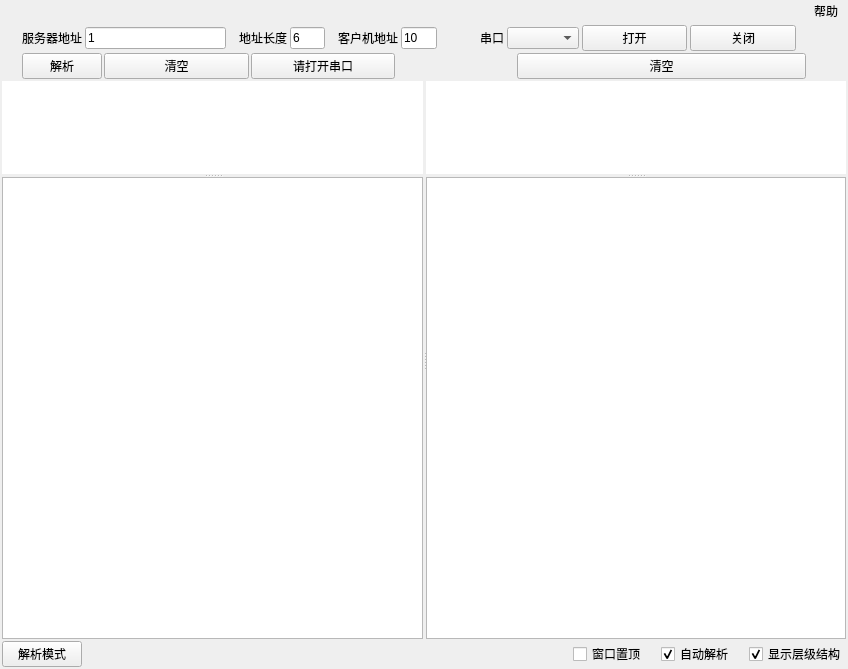
Old version of the form UI/serial_window.ui in the repository KayFelicities/698trans.
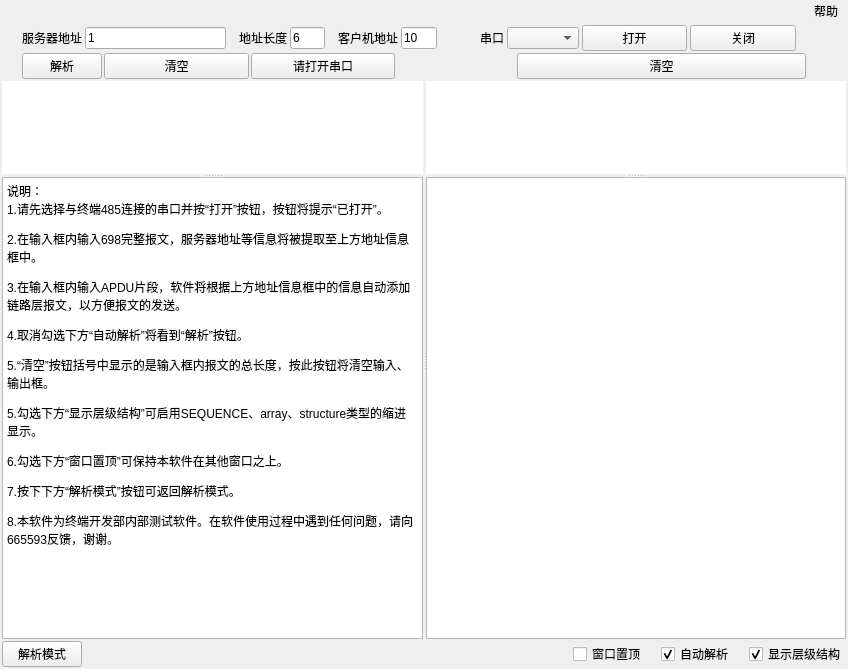
New version of the form. Icons and pictures are not drawn.

Diff of the .ui file:
```diff
--- a/UI/serial_window.ui
+++ b/UI/serial_window.ui
@@ -444,7 +444,16 @@
 &lt;html&gt;&lt;head&gt;&lt;meta name=&quot;qrichtext&quot; content=&quot;1&quot; /&gt;&lt;style type=&quot;text/css&quot;&gt;
 p, li { white-space: pre-wrap; }
 &lt;/style&gt;&lt;/head&gt;&lt;body style=&quot; font-family:'SimSun'; font-size:9pt; font-weight:400; font-style:normal;&quot;&gt;
-&lt;p style=&quot;-qt-paragraph-type:empty; margin-top:12px; margin-bottom:12px; margin-left:0px; margin-right:0px; -qt-block-indent:0; text-indent:0px;&quot;&gt;&lt;br /&gt;&lt;/p&gt;&lt;/body&gt;&lt;/html&gt;</string>
+&lt;p style=&quot; margin-top:0px; margin-bottom:0px; margin-left:0px; margin-right:0px; -qt-block-indent:0; text-indent:0px;&quot;&gt;说明：&lt;/p&gt;
+&lt;p style=&quot; margin-top:0px; margin-bottom:0px; margin-left:0px; margin-right:0px; -qt-block-indent:0; text-indent:0px;&quot;&gt;1.请先选择与终端485连接的串口并按“打开”按钮，按钮将提示“已打开”。&lt;/p&gt;
+&lt;p style=&quot; margin-top:12px; margin-bottom:12px; margin-left:0px; margin-right:0px; -qt-block-indent:0; text-indent:0px;&quot;&gt;2.在输入框内输入698完整报文，服务器地址等信息将被提取至上方地址信息框中。&lt;/p&gt;
+&lt;p style=&quot; margin-top:12px; margin-bottom:12px; margin-left:0px; margin-right:0px; -qt-block-indent:0; text-indent:0px;&quot;&gt;3.在输入框内输入APDU片段，软件将根据上方地址信息框中的信息自动添加链路层报文，以方便报文的发送。&lt;/p&gt;
+&lt;p style=&quot; margin-top:12px; margin-bottom:12px; margin-left:0px; margin-right:0px; -qt-block-indent:0; text-indent:0px;&quot;&gt;4.取消勾选下方“自动解析”将看到“解析”按钮。&lt;/p&gt;
+&lt;p style=&quot; margin-top:12px; margin-bottom:12px; margin-left:0px; margin-right:0px; -qt-block-indent:0; text-indent:0px;&quot;&gt;5.“清空”按钮括号中显示的是输入框内报文的总长度，按此按钮将清空输入、输出框。&lt;/p&gt;
+&lt;p style=&quot; margin-top:12px; margin-bottom:12px; margin-left:0px; margin-right:0px; -qt-block-indent:0; text-indent:0px;&quot;&gt;5.勾选下方“显示层级结构”可启用SEQUENCE、array、structure类型的缩进显示。&lt;/p&gt;
+&lt;p style=&quot; margin-top:12px; margin-bottom:12px; margin-left:0px; margin-right:0px; -qt-block-indent:0; text-indent:0px;&quot;&gt;6.勾选下方“窗口置顶”可保持本软件在其他窗口之上。&lt;/p&gt;
+&lt;p style=&quot; margin-top:12px; margin-bottom:12px; margin-left:0px; margin-right:0px; -qt-block-indent:0; text-indent:0px;&quot;&gt;7.按下下方“解析模式”按钮可返回解析模式。&lt;/p&gt;
+&lt;p style=&quot; margin-top:12px; margin-bottom:12px; margin-left:0px; margin-right:0px; -qt-block-indent:0; text-indent:0px;&quot;&gt;8.本软件为终端开发部内部测试软件。在软件使用过程中遇到任何问题，请向665593反馈，谢谢。&lt;/p&gt;&lt;/body&gt;&lt;/html&gt;</string>
         </property>
        </widget>
       </widget>
```
